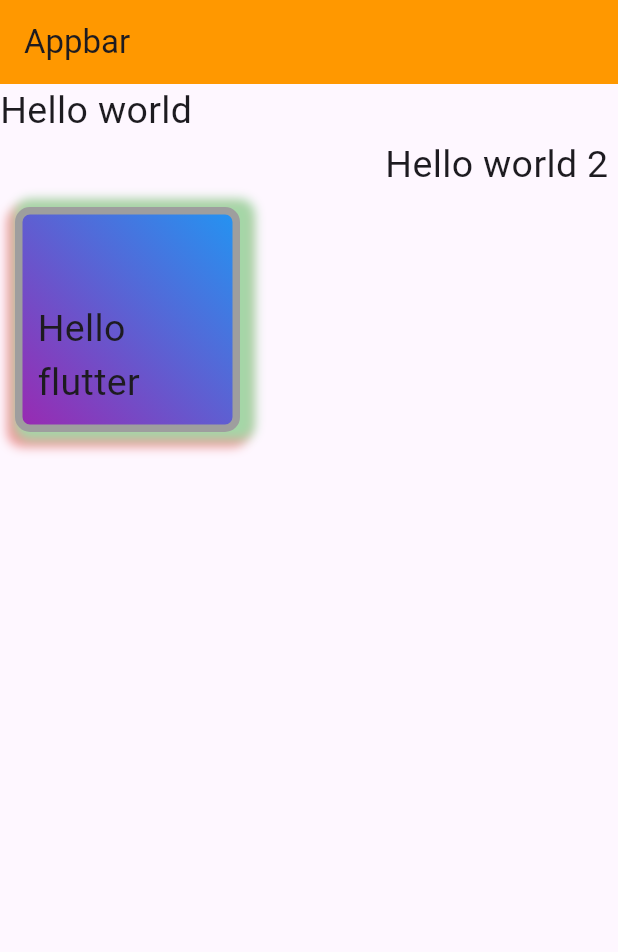
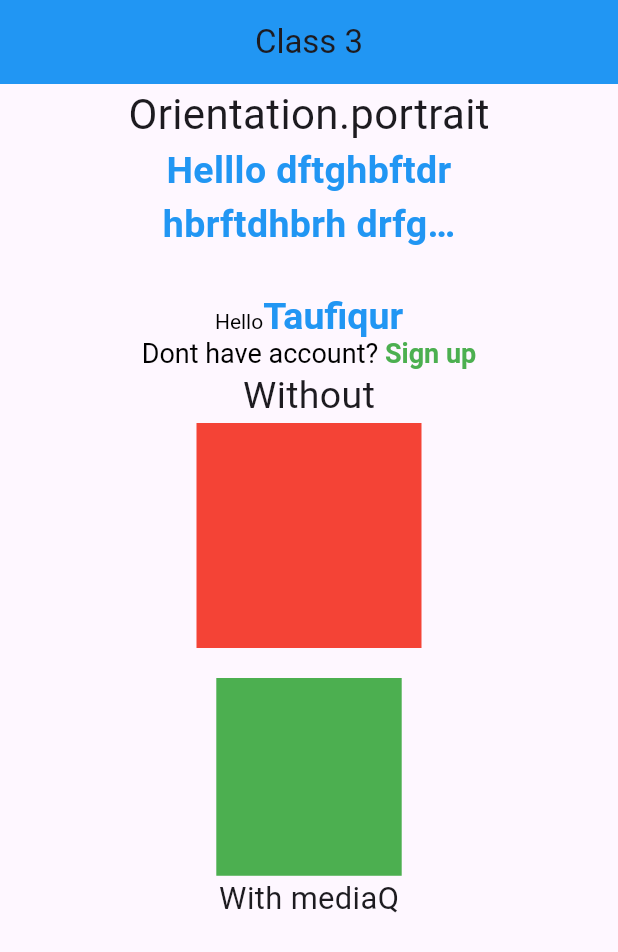
Before and after one commit to taufiqurSabbir/batch_16, a Flutter app: the screen it shows after launch, on a phone screen of 412 x 824 dp. Shown: the top 952 px of the screen. Run offline on Flutter 3.47's test engine with Material 3 defaults, Android fonts, the phone set to English and light mode, and no system bars.

Commit message:
module_10_class_3

```diff
--- a/lib/app.dart
+++ b/lib/app.dart
@@ -3,6 +3,7 @@ import 'package:flutter/material.dart';
 import 'home.dart';
 import 'module_10/class_1.dart';
 import 'module_10/class_2.dart';
+import 'module_10/class_3.dart';
 import 'module_9/class_3.dart';
 
 class MyApp extends StatelessWidget {
@@ -13,7 +14,7 @@ class MyApp extends StatelessWidget {
     return MaterialApp(
       debugShowCheckedModeBanner: false,
         title: 'Flutter 16',
-      home: Class2(),
+      home: Module10Class3(),
     );
   }
 }
--- a/lib/module_10/class_2.dart
+++ b/lib/module_10/class_2.dart
@@ -14,6 +14,10 @@ class Class2 extends StatelessWidget {
         mainAxisAlignment: MainAxisAlignment.start,
         crossAxisAlignment: CrossAxisAlignment.start,
         children: [
+
+
+
+
           Text('Hello world',style: TextStyle(fontSize: 25),),
 
     Align(
--- /dev/null
+++ b/lib/module_10/class_3.dart
@@ -0,0 +1,156 @@
+import 'package:flutter/material.dart';
+
+class Module10Class3 extends StatelessWidget {
+  const Module10Class3({super.key});
+
+  @override
+  Widget build(BuildContext context) {
+
+    Size ScreenSize = MediaQuery.of(context).size;
+    double ScreenW = ScreenSize.width;
+    double ScreenH = ScreenSize.height;
+
+    final Orientation orientation = MediaQuery.of(context).orientation;
+
+
+    return Scaffold(
+      appBar: AppBar(
+        title: Text('Class 3'),
+        backgroundColor: Colors.blue,
+        centerTitle: true,
+      ),
+
+    body: Center(
+      child:orientation == Orientation.portrait ? Column(
+
+        children: [
+
+          Text(orientation.toString(),style: TextStyle(fontSize: 28),),
+
+          Container(
+            height: 100,
+            width: 200,
+            child: Text('Helllo dftghbftdrhbrftdhbrh drfgedgtyertgyhertgy edrghertdhgy dfghedrtgyhbrte Helllo dftghbftdrhbrftdhbrh drfgedgtyertgyhertgy edrghertdhgy dfghedrtgyhbrte',style: TextStyle(
+              fontSize: 25,
+              fontWeight: FontWeight.w600,
+              color: Colors.blue,
+
+            ),
+              textAlign: TextAlign.center,
+              maxLines: 2,
+              overflow: TextOverflow.ellipsis,
+            ),
+          ),
+
+          RichText(text: TextSpan(
+            text: 'Hello',
+            style: TextStyle(color: Colors.black),
+
+            children: [
+              TextSpan(
+                text: 'Taufiqur',
+                style: TextStyle(color: Colors.blue, fontWeight: FontWeight.bold, fontSize: 25)
+              )
+            ]
+          )),
+
+
+          RichText(text: TextSpan(
+              text: 'Dont have account?',
+              style: TextStyle(color: Colors.black,fontSize: 18),
+
+              children: [
+                TextSpan(
+                    text: ' Sign up',
+                    style: TextStyle(color: Colors.green, fontWeight: FontWeight.bold, fontSize: 18)
+                )
+              ]
+          )),
+
+          Text('Without',style: TextStyle(fontSize: 25),),
+          Container(
+            height: 150,
+            width: 150,
+            color: Colors.red,
+          ),
+          SizedBox(height: 20,),
+          Container(
+            height: ScreenH*0.16,
+            width: ScreenW*0.3,
+            color: Colors.green,
+          ),
+
+
+          Text('With mediaQ',style: TextStyle(fontSize: ScreenW*0.05),)
+        ],
+      ) : SingleChildScrollView(
+        scrollDirection: Axis.horizontal,
+        child: Row(
+
+          children: [
+
+            Text(orientation.toString(),style: TextStyle(fontSize: 28),),
+
+            Container(
+              height: 100,
+              width: 200,
+              child: Text('Helllo dftghbftdrhbrftdhbrh drfgedgtyertgyhertgy edrghertdhgy dfghedrtgyhbrte Helllo dftghbftdrhbrftdhbrh drfgedgtyertgyhertgy edrghertdhgy dfghedrtgyhbrte',style: TextStyle(
+                fontSize: 25,
+                fontWeight: FontWeight.w600,
+                color: Colors.blue,
+
+              ),
+                textAlign: TextAlign.center,
+                maxLines: 2,
+                overflow: TextOverflow.ellipsis,
+              ),
+            ),
+
+            RichText(text: TextSpan(
+                text: 'Hello',
+                style: TextStyle(color: Colors.black),
+
+                children: [
+                  TextSpan(
+                      text: 'Taufiqur',
+                      style: TextStyle(color: Colors.blue, fontWeight: FontWeight.bold, fontSize: 25)
+                  )
+                ]
+            )),
+
+
+            RichText(text: TextSpan(
+                text: 'Dont have account?',
+                style: TextStyle(color: Colors.black,fontSize: 18),
+
+                children: [
+                  TextSpan(
+                      text: ' Sign up',
+                      style: TextStyle(color: Colors.green, fontWeight: FontWeight.bold, fontSize: 18)
+                  )
+                ]
+            )),
+
+            Text('Without',style: TextStyle(fontSize: 25),),
+            Container(
+              height: 150,
+              width: 150,
+              color: Colors.red,
+            ),
+            SizedBox(height: 20,),
+            Container(
+              height: ScreenH*0.16,
+              width: ScreenW*0.3,
+              color: Colors.green,
+            ),
+
+
+            Text('With mediaQ',style: TextStyle(fontSize: ScreenW*0.05),)
+          ],
+        ),
+      ),
+    ),
+
+    );
+  }
+}
```
